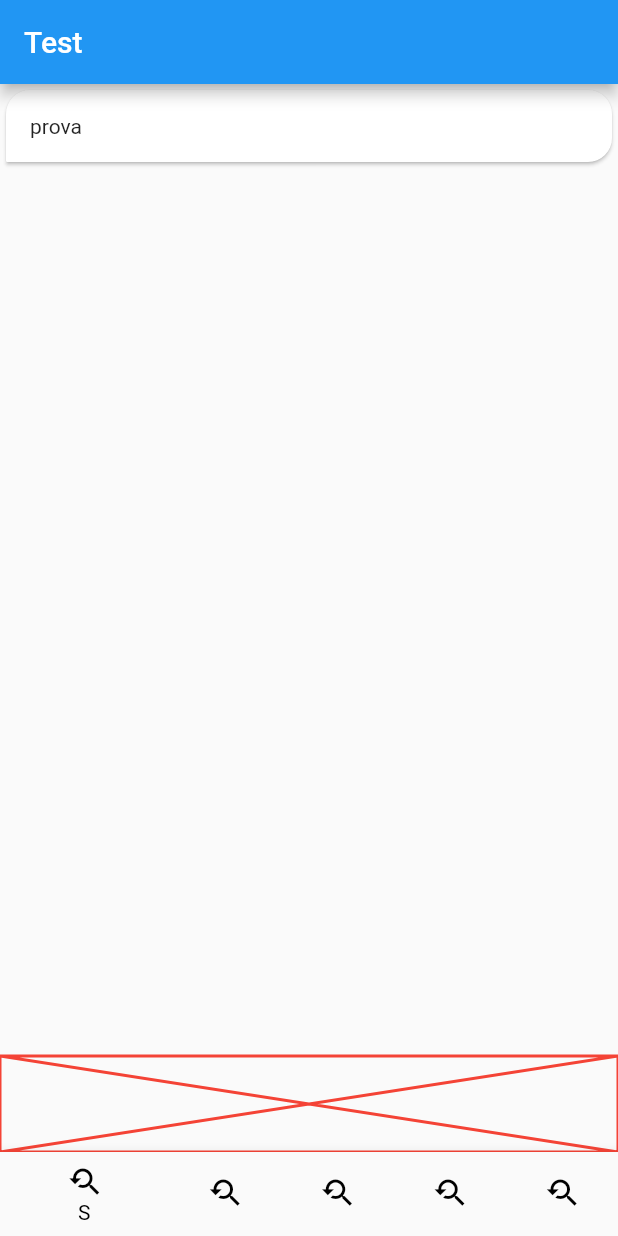
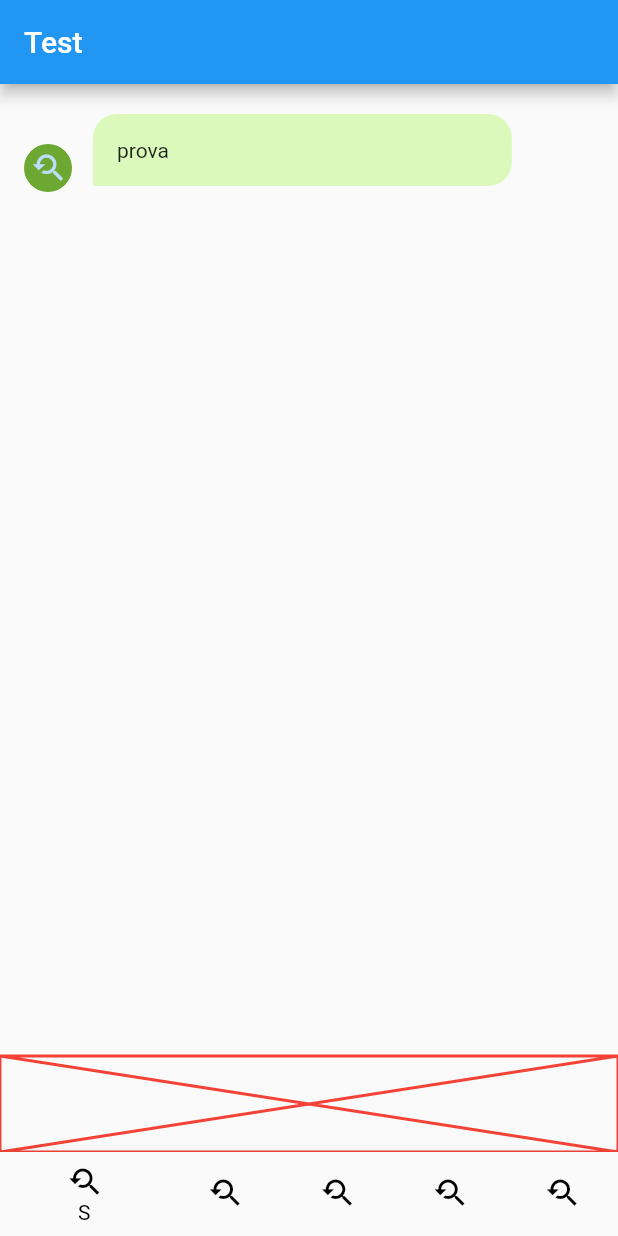
Before and after one commit to veetaw/CarbonSense-IUM, a Flutter app: the screen it shows after launch, on a phone screen of 412 x 824 dp. Run offline on Flutter 3.47's test engine with Material 2 defaults, Android fonts, the phone set to English and light mode, and no system bars.

Commit message:
Completes implementation of chat bubbles

```diff
--- a/lib/components/chat_bubble.dart
+++ b/lib/components/chat_bubble.dart
@@ -1,27 +1,146 @@
+import 'package:carbonsense/constants/quick_questions.dart';
+import 'package:carbonsense/theme/constants/colors.dart';
 import 'package:flutter/material.dart';
 
+enum ChatBubbleType { chatBubbleAvatarOnLeft, chatBubbleAvatarOnRight }
+
 class ChatBubble extends StatelessWidget {
+  final double kRoundBorderRadius = 16;
+  final double kSharpBorderRadius = 1;
+  final double kAvatarRadius = 16;
+  final double kOuterMarginRadius = 16;
+  final double kInternalMarginRadius = 16;
+
   final String text;
+  final ChatBubbleType type;
+  final bool hasQuickQuestions;
+  final Function(String)? onQuickQuestionTap;
 
-  const ChatBubble({super.key, required this.text});
+  const ChatBubble({
+    super.key,
+    required this.text,
+    this.type = ChatBubbleType.chatBubbleAvatarOnLeft,
+    this.hasQuickQuestions = false,
+    this.onQuickQuestionTap,
+  });
+
+  RoundedRectangleBorder getBorders() => RoundedRectangleBorder(
+        borderRadius: BorderRadius.only(
+          topLeft: Radius.circular(kRoundBorderRadius),
+          topRight: Radius.circular(kRoundBorderRadius),
+          bottomLeft: Radius.circular(
+              type == ChatBubbleType.chatBubbleAvatarOnLeft
+                  ? kSharpBorderRadius
+                  : kRoundBorderRadius),
+          bottomRight: Radius.circular(
+              type == ChatBubbleType.chatBubbleAvatarOnLeft
+                  ? kRoundBorderRadius
+                  : kSharpBorderRadius),
+        ),
+      );
+
+  List<Widget> getAvatar() => [
+        if (type == ChatBubbleType.chatBubbleAvatarOnRight)
+          const Padding(
+            padding: EdgeInsets.only(right: 10),
+          ),
+        CircleAvatar(
+          backgroundColor: kLightGreen2,
+          radius: kAvatarRadius,
+          child: Icon(type == ChatBubbleType.chatBubbleAvatarOnLeft
+              ? Icons.youtube_searched_for
+              : Icons.person),
+        ),
+        if (type == ChatBubbleType.chatBubbleAvatarOnLeft)
+          const Padding(
+            padding: EdgeInsets.only(right: 10),
+          ),
+      ];
 
   @override
   Widget build(BuildContext context) {
-    return SizedBox(
-      width: MediaQuery.of(context).size.width * 0.2,
-      child: Card(
-        shape: const RoundedRectangleBorder(
-          borderRadius: BorderRadius.only(
-            topLeft: Radius.circular(16),
-            topRight: Radius.circular(16),
-            bottomLeft: Radius.circular(1),
-            bottomRight: Radius.circular(16),
+    return Container(
+      margin: EdgeInsets.all(kOuterMarginRadius),
+      child: Column(
+        crossAxisAlignment: CrossAxisAlignment.start,
+        children: [
+          Row(
+            crossAxisAlignment: CrossAxisAlignment.end,
+            children: [
+              if (type == ChatBubbleType.chatBubbleAvatarOnLeft) ...getAvatar(),
+              if (type == ChatBubbleType.chatBubbleAvatarOnRight)
+                const Spacer(),
+              Card(
+                elevation: 0,
+                color: kLightGreen4,
+                shape: getBorders(),
+                child: Padding(
+                  padding: EdgeInsets.all(kInternalMarginRadius),
+                  child: SizedBox(
+                    width: MediaQuery.of(context).size.width * .6,
+                    child: Text(
+                      text,
+                      maxLines: 10,
+                    ),
+                  ),
+                ),
+              ),
+              if (type == ChatBubbleType.chatBubbleAvatarOnRight)
+                ...getAvatar(),
+            ],
           ),
-        ),
-        child: Padding(
-          padding: const EdgeInsets.all(16),
-          child: Text(text),
-        ),
+          if (hasQuickQuestions) ...[
+            Padding(
+              padding: EdgeInsets.only(
+                top: 8,
+                left:
+                    kInternalMarginRadius + kOuterMarginRadius + kAvatarRadius,
+              ),
+              child: Column(
+                crossAxisAlignment: CrossAxisAlignment.start,
+                children: [
+                  const Text(
+                    "DOMANDE RAPIDE",
+                    style: TextStyle(fontWeight: FontWeight.w600),
+                  ),
+                  ...kQuickQuestions
+                      .map(
+                        (e) => Card(
+                          shape: RoundedRectangleBorder(
+                            borderRadius: BorderRadius.circular(
+                              kRoundBorderRadius / 2,
+                            ),
+                          ),
+                          elevation: 0,
+                          color: kLightGreen4,
+                          child: InkWell(
+                            borderRadius: BorderRadius.circular(
+                              kRoundBorderRadius / 2,
+                            ),
+                            onTap: () {
+                              if (onQuickQuestionTap != null) {
+                                onQuickQuestionTap!(e);
+                              }
+                            },
+                            child: Padding(
+                              padding: const EdgeInsets.all(10),
+                              child: Text(
+                                e,
+                                style: const TextStyle(
+                                  color: kDarkGreen,
+                                  fontWeight: FontWeight.w600,
+                                ),
+                              ),
+                            ),
+                          ),
+                        ),
+                      )
+                      .toList(),
+                ],
+              ),
+            ),
+          ]
+        ],
       ),
     );
   }
--- /dev/null
+++ b/lib/constants/quick_questions.dart
@@ -0,0 +1,6 @@
+final List<String> kQuickQuestions = [
+  "Come posso migliorare il mio stile di vita?",
+  "Quanto è inquinante la carne di allevamento?",
+  "Quanto è utile la raccolta differenziata?",
+  "Grazie."
+];
```
